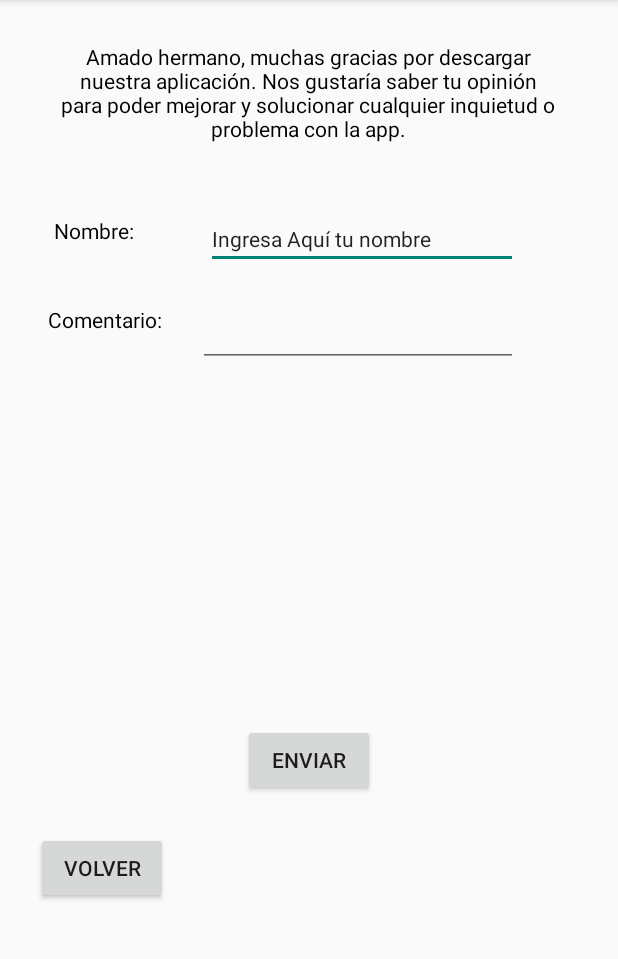
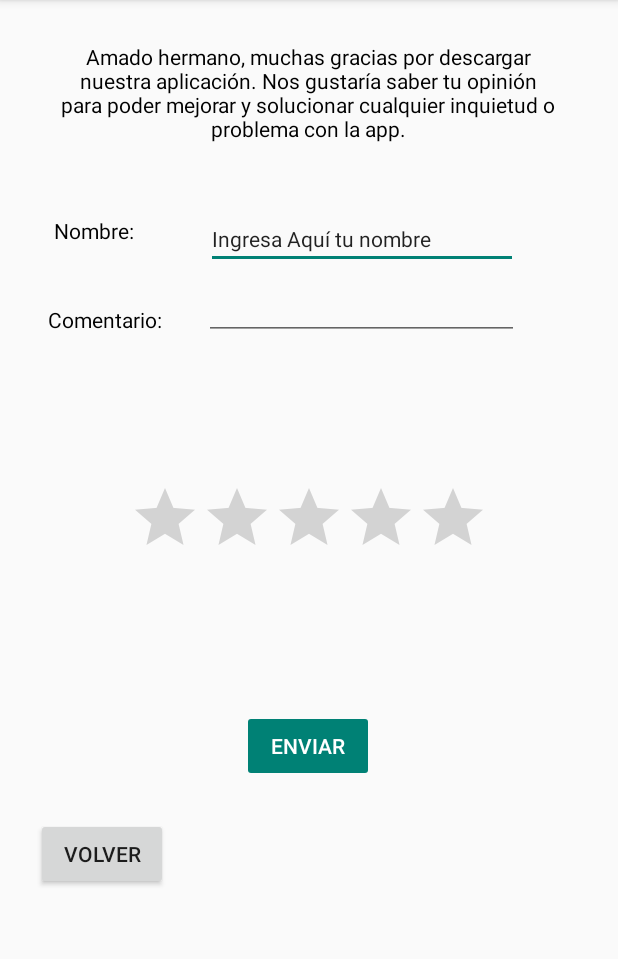
Before and after one commit to Thomacho18021/Ministerio-Puerta-Abierta-Lirqu-n, an Android app: the screen it shows after launch (Rating), after a tap on "AYUDANOS", on a phone screen of 412 x 824 dp, the part 84-1043 px from its top. Run offline under Robolectric (Android 15) with nearby library versions, the phone set to English and light mode, and no system bars.

Commit message:
6 Commit: Se agrega Rating Bar y toast en Boton enviar

```diff
--- a/app/src/main/java/com/srcarrillo/ministeriopuertaabiertalirqun/MainActivity.java
+++ b/app/src/main/java/com/srcarrillo/ministeriopuertaabiertalirqun/MainActivity.java
@@ -45,7 +45,7 @@ public class MainActivity extends AppCompatActivity {
 
         btnAyudanos.setOnClickListener(new View.OnClickListener() {
             @Override
-            public void onClick(View view) {
+            public void onClick(View opinion) {
                 startActivity(new Intent(MainActivity.this, Rating.class));
             }
         });
--- a/app/src/main/java/com/srcarrillo/ministeriopuertaabiertalirqun/Rating.java
+++ b/app/src/main/java/com/srcarrillo/ministeriopuertaabiertalirqun/Rating.java
@@ -6,13 +6,17 @@ import android.content.Intent;
 import android.os.Bundle;
 import android.view.View;
 import android.widget.Button;
+import android.widget.EditText;
+import android.widget.RatingBar;
+import android.widget.Toast;
 
 import com.google.android.material.textfield.TextInputLayout;
 
 public class Rating extends AppCompatActivity {
 
-    private TextInputLayout inputNombre, inputComentario;
+    private EditText inputNombre, inputComentario;
     private Button btnRatingVolver, btnEnviar;
+    private RatingBar rbAyudanos;
 
 
     @Override
@@ -24,6 +28,7 @@ public class Rating extends AppCompatActivity {
         inputComentario = findViewById(R.id.inputComentario);
         btnRatingVolver = findViewById(R.id.btnRatingVolver);
         btnEnviar = findViewById(R.id.btnEnviar);
+        rbAyudanos = findViewById(R.id.rbAyudanos);
 
         btnRatingVolver.setOnClickListener(new View.OnClickListener() {
             @Override
@@ -32,7 +37,9 @@ public class Rating extends AppCompatActivity {
             }
         });
 
-
+    }
+    public void Enviar(View view){
+        Toast.makeText(this, "Muchas Gracias Por Ayudarnos, Bendiciones", Toast.LENGTH_LONG).show();
 
     }
 }
--- a/app/src/main/res/layout/activity_rating.xml
+++ b/app/src/main/res/layout/activity_rating.xml
@@ -43,12 +43,15 @@
 
     <Button
         android:id="@+id/btnEnviar"
+        style="@android:style/Widget.Material.Button.Colored"
         android:layout_width="wrap_content"
         android:layout_height="wrap_content"
+        android:onClick="Enviar"
+        android:stateListAnimator="@android:anim/slide_in_left"
         android:text="enviar"
         app:layout_constraintBottom_toBottomOf="parent"
         app:layout_constraintEnd_toEndOf="parent"
-        app:layout_constraintHorizontal_bias="0.5"
+        app:layout_constraintHorizontal_bias="0.498"
         app:layout_constraintStart_toStartOf="parent"
         app:layout_constraintTop_toBottomOf="@+id/inputComentario" />
 
@@ -77,15 +80,26 @@
 
     <EditText
         android:id="@+id/inputComentario"
-        android:layout_width="wrap_content"
-        android:layout_height="wrap_content"
-        android:layout_marginStart="24dp"
-        android:layout_marginTop="20dp"
+        android:layout_width="210dp"
+        android:layout_height="23dp"
+        android:layout_marginStart="28dp"
+        android:layout_marginTop="24dp"
         android:ems="10"
         android:gravity="start|top"
         android:inputType="textMultiLine"
+        android:textSize="14sp"
         app:layout_constraintStart_toEndOf="@+id/txtComentario"
         app:layout_constraintTop_toBottomOf="@+id/inputNombre"
         tools:text="Escribe aquí tu comentario..." />
 
+    <RatingBar
+        android:id="@+id/rbAyudanos"
+        android:layout_width="wrap_content"
+        android:layout_height="wrap_content"
+        app:layout_constraintBottom_toTopOf="@+id/btnEnviar"
+        app:layout_constraintEnd_toEndOf="parent"
+        app:layout_constraintHorizontal_bias="0.5"
+        app:layout_constraintStart_toStartOf="parent"
+        app:layout_constraintTop_toBottomOf="@+id/inputComentario" />
+
 </androidx.constraintlayout.widget.ConstraintLayout>
```
